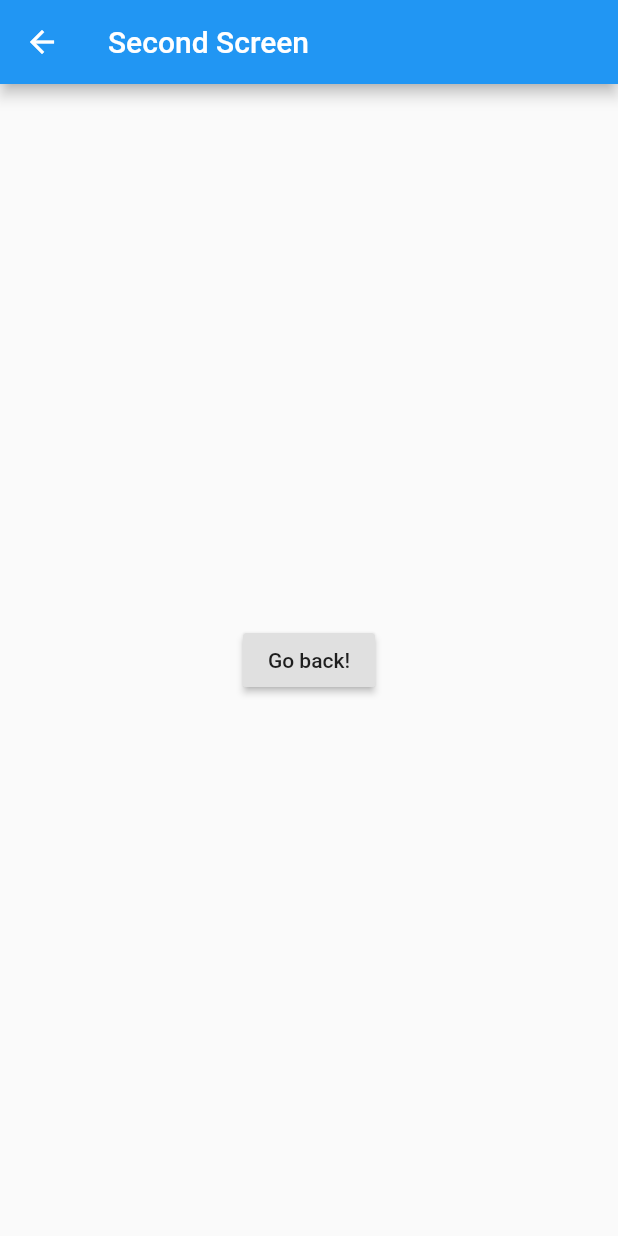
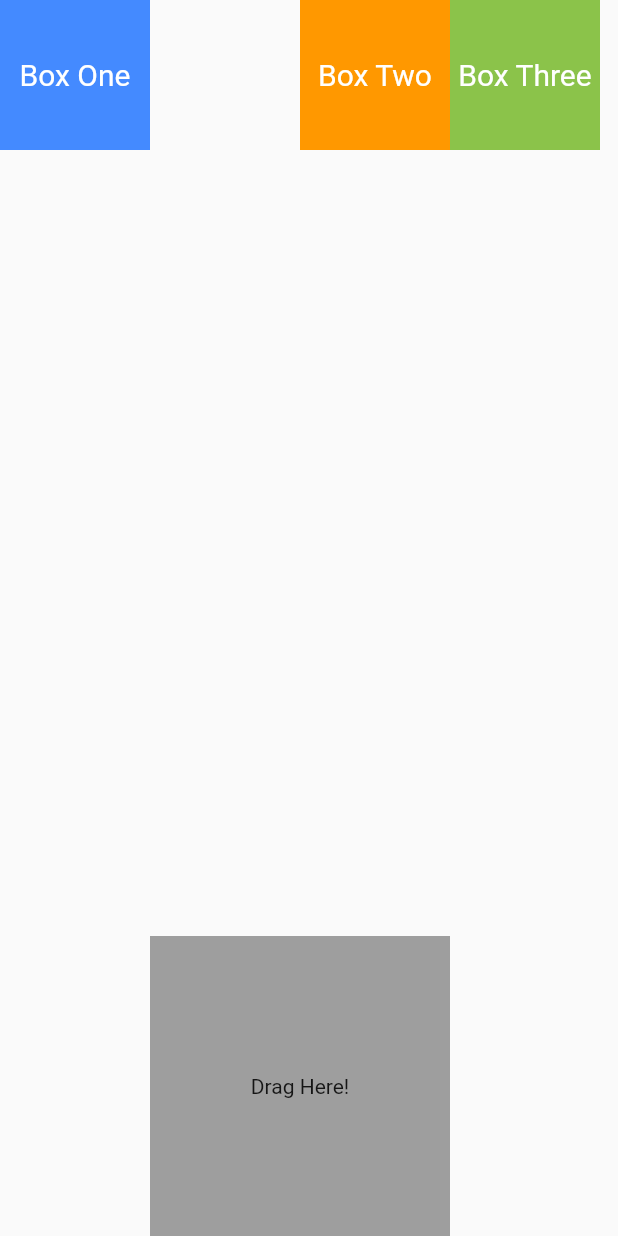
Before and after one commit to s0m3chill/FlutterWeather, a Flutter app: the WeatherDetails widget shown alone on an empty page, opened directly, on a phone screen of 412 x 824 dp. Run offline on Flutter 3.47's test engine with Material 2 defaults, Android fonts, the phone set to English and light mode, and no system bars; our stand-ins replace device_info, location.

Commit message:
Add DragBox to details container

```diff
--- /dev/null
+++ b/lib/view/drag_item.dart
@@ -0,0 +1,68 @@
+
+import 'package:flutter/material.dart';
+
+class DragBox extends StatefulWidget {
+  final Offset initPos;
+  final String label;
+  final Color itemColor;
+
+  DragBox(this.initPos, this.label, this.itemColor);
+
+  @override
+  DragBoxState createState() => DragBoxState();
+}
+
+class DragBoxState extends State<DragBox> {
+  Offset position = Offset(0.0, 0.0);
+
+  @override
+  void initState() {
+    super.initState();
+    position = widget.initPos;
+  }
+
+  @override
+  Widget build(BuildContext context) {
+    return Positioned(
+        left: position.dx,
+        top: position.dy,
+        child: Draggable(
+          data: widget.itemColor,
+          child: Container(
+            width: 100.0,
+            height: 100.0,
+            color: widget.itemColor,
+            child: Center(
+              child: Text(
+                widget.label,
+                style: TextStyle(
+                  color: Colors.white,
+                  decoration: TextDecoration.none,
+                  fontSize: 20.0,
+                ),
+              ),
+            ),
+          ),
+          onDraggableCanceled: (velocity, offset) {
+            setState(() {
+              position = offset;
+            });
+          },
+          feedback: Container(
+            width: 120.0,
+            height: 120.0,
+            color: widget.itemColor.withOpacity(0.5),
+            child: Center(
+              child: Text(
+                widget.label,
+                style: TextStyle(
+                  color: Colors.white,
+                  decoration: TextDecoration.none,
+                  fontSize: 18.0,
+                ),
+              ),
+            ),
+          ),
+        ));
+  }
+}
--- a/lib/weather_details.dart
+++ b/lib/weather_details.dart
@@ -1,21 +1,54 @@
 
 import 'package:flutter/material.dart';
+import 'package:flutter_weather/view/drag_item.dart';
 
-class WeatherDetails extends StatelessWidget {
+class WeatherDetails extends StatefulWidget {
+  @override
+  AppState createState() => AppState();
+}
+
+class AppState extends State<WeatherDetails> {
+  Color caughtColor = Colors.grey;
+
   @override
   Widget build(BuildContext context) {
-    return Scaffold(
-      appBar: AppBar(
-        title: Text("Second Screen"),
-      ),
-      body: Center(
-        child: RaisedButton(
-          onPressed: () {
-            Navigator.pop(context);
-          },
-          child: Text('Go back!'),
-        ),
-      ),
+  // Presentation: Scaffold distorts position
+//    return Scaffold(
+//      appBar: AppBar(title: new Text("Flutter Weather", style: new TextStyle(color: Colors.white)),),
+//      body:
+      return Stack(
+        children: <Widget>[
+          DragBox(Offset(0.0, 0.0), 'Box One', Colors.blueAccent),
+          DragBox(Offset(200.0, 0.0), 'Box Two', Colors.orange),
+          DragBox(Offset(300.0, 0.0), 'Box Three', Colors.lightGreen),
+          Positioned(
+            left: 100.0,
+            bottom: 0.0,
+            child: DragTarget(
+              onAccept: (Color color) {
+                caughtColor = color;
+              },
+              builder: (
+                  BuildContext context,
+                  List<dynamic> accepted,
+                  List<dynamic> rejected,
+                  ) {
+                return Container(
+                  width: 200.0,
+                  height: 200.0,
+                  decoration: BoxDecoration(
+                    color: accepted.isEmpty ? caughtColor : Colors.grey.shade200,
+                  ),
+                  child: Center(
+                    child: Text("Drag Here!"),
+                  ),
+                );
+              },
+            ),
+          )
+        ],
+      //)
     );
+
   }
 }
```
